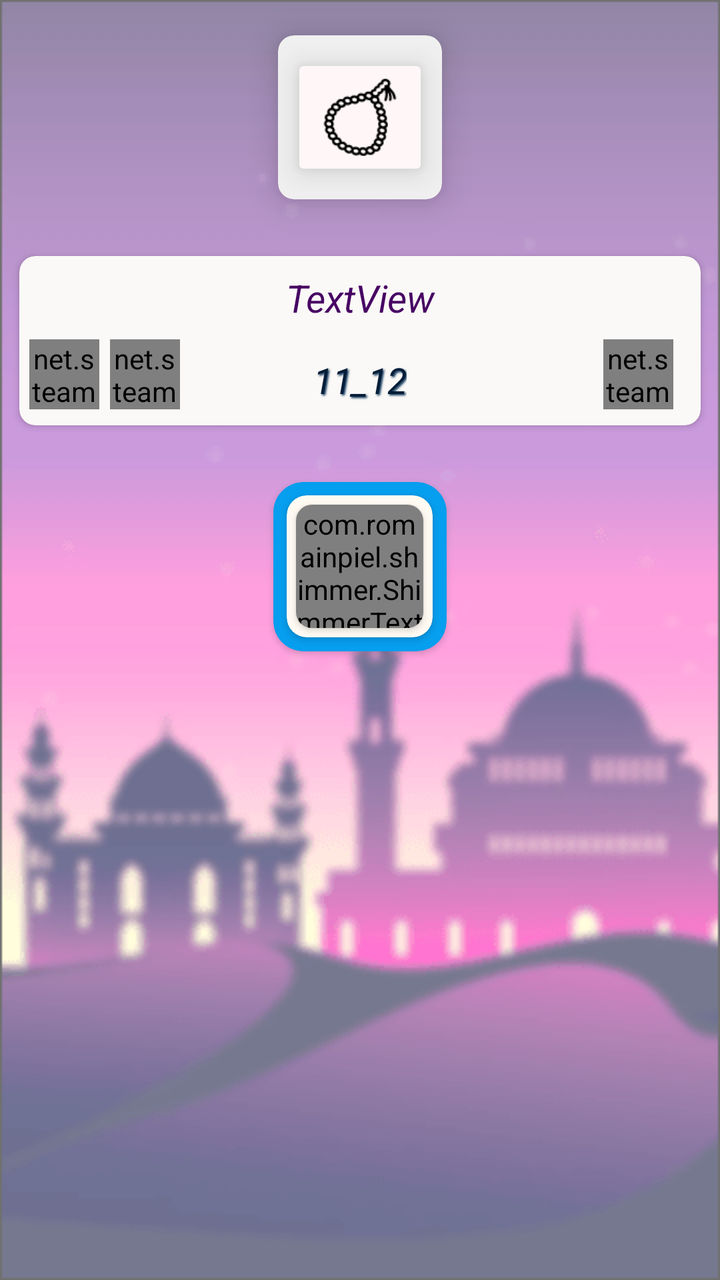
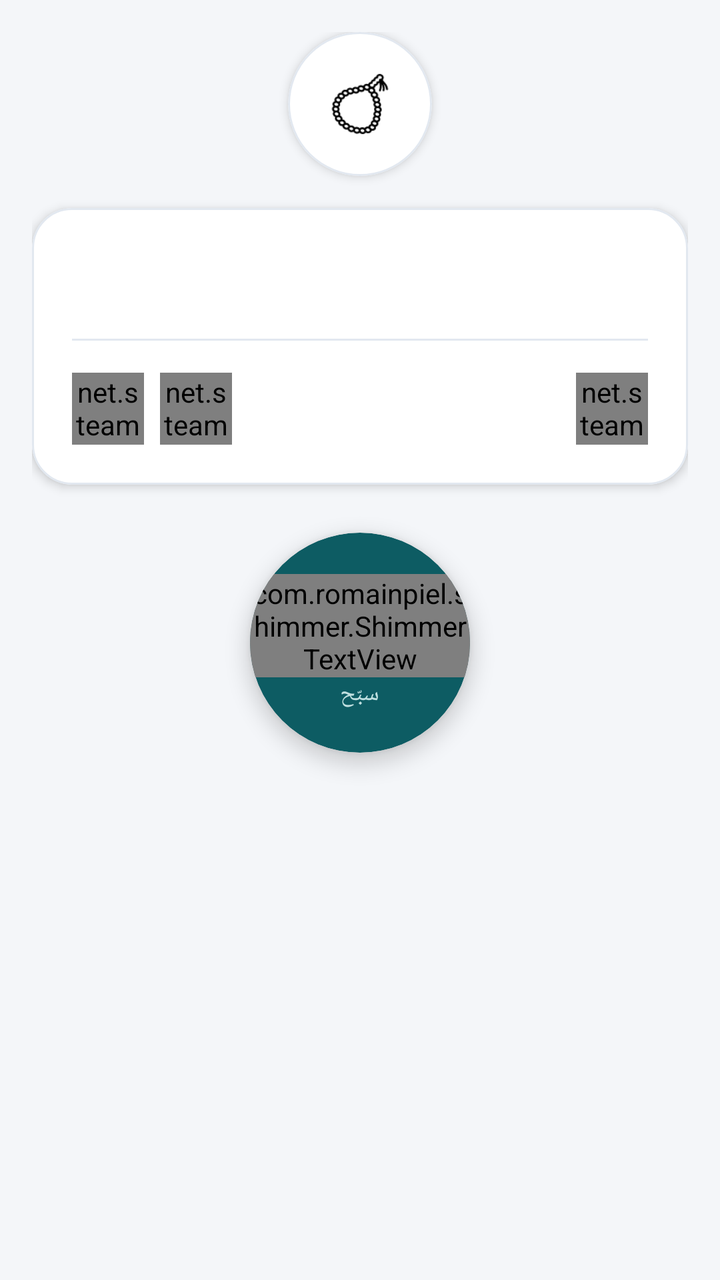

The first picture is an Android layout as it rendered before a commit; the second is the same layout after the commit. The layout source and the unified diff follow.
<!-- AndroidManifest.xml: application theme AppTheme -->
<!-- res/layout/designtsbeh.xml -->
<?xml version="1.0" encoding="utf-8"?>
<LinearLayout xmlns:android="http://schemas.android.com/apk/res/android"
    android:layout_width="match_parent"
    xmlns:app="http://schemas.android.com/apk/res-auto"
    xmlns:tools="http://schemas.android.com/tools"
    android:orientation="vertical"
    android:background="@drawable/bac_mspha"
    android:layout_height="match_parent">
    <ScrollView
        android:layout_width="match_parent"
        android:layout_height="wrap_content">

        <LinearLayout
            android:layout_width="match_parent"
            android:layout_height="wrap_content"
            android:orientation="vertical" >

            <LinearLayout
                android:layout_width="match_parent"
                android:gravity="center"
                android:layout_height="wrap_content">
                <androidx.cardview.widget.CardView
                    android:layout_width="wrap_content"
                    app:cardBackgroundColor="#F0F0F0"
                    app:cardElevation="10dp"
                    app:cardCornerRadius="8dp"
                    app:cardUseCompatPadding="true"
                    android:layout_height="wrap_content">
                    <androidx.cardview.widget.CardView
                        android:layout_width="80dp"
                        app:cardUseCompatPadding="true"
                        app:cardBackgroundColor="#FFF7F7"
                        app:cardElevation="9dp"
                        android:layout_margin="1dp"
                        android:layout_height="80dp">
                        <ImageView
                            android:id="@+id/imgpager1"
                            android:layout_width="wrap_content"
                            android:src="@drawable/icon_c"
                            android:layout_height="wrap_content" />
                    </androidx.cardview.widget.CardView>
                </androidx.cardview.widget.CardView>

            </LinearLayout>
            <androidx.cardview.widget.CardView
                android:layout_width="match_parent"
                app:cardUseCompatPadding="true"
                android:elevation="5dp"
                app:cardBackgroundColor="#FAF9F7"
                app:cardCornerRadius="8dp"
                android:layout_margin="5dp"
                android:layout_height="wrap_content">
                <LinearLayout
                    android:layout_width="match_parent"
                    android:orientation="vertical"
                    android:layout_height="match_parent">

                    <TextView
                        android:id="@+id/tsbeh"
                        android:gravity="center"
                        android:layout_margin="8dp"
                        android:textSize="19sp"
                        android:shadowDx="2"
                        android:shadowDy="2"
                        android:shadowColor="#240000"
                        android:textColor="#470363"
                        android:textStyle="italic"
                        android:lineSpacingExtra="5dp"
                        android:layout_width="match_parent"
                        android:layout_height="wrap_content"
                        android:text="TextView" />




                    <androidx.constraintlayout.widget.ConstraintLayout
                        android:layout_width="match_parent"
                        android:layout_height="wrap_content">

                        <TextView
                            android:id="@+id/tsbehcount"
                            android:layout_width="wrap_content"
                            android:layout_height="wrap_content"
                            android:layout_gravity="center"
                            android:layout_margin="8dp"
                            android:layout_marginStart="8dp"
                            android:layout_marginEnd="8dp"
                            android:layout_marginBottom="8dp"
                            android:gravity="center"
                            android:lineSpacingExtra="5dp"
                            android:shadowColor="#062E55"
                            android:shadowDx="2"
                            android:shadowDy="2"
                            android:shadowRadius="2"
                            android:text="11_12"
                            android:textColor="#031D38"
                            android:textSize="18sp"
                            android:textStyle="italic"
                            app:layout_constraintBottom_toBottomOf="parent"
                            app:layout_constraintEnd_toEndOf="parent"
                            app:layout_constraintStart_toStartOf="parent"
                            app:layout_constraintTop_toTopOf="parent"
                            app:layout_constraintVertical_bias="0.0" />

                        <net.steamcrafted.materialiconlib.MaterialIconView
                            android:id="@+id/relodts"
                            android:layout_width="35dp"
                            android:layout_height="35dp"
                            android:layout_alignParentEnd="true"
                            android:layout_marginBottom="8dp"
                            android:scaleType="center"
                            app:layout_constraintBottom_toBottomOf="parent"
                            app:layout_constraintEnd_toEndOf="parent"
                            app:layout_constraintHorizontal_bias="0.955"
                            app:layout_constraintStart_toStartOf="parent"
                            app:layout_constraintTop_toTopOf="parent"
                            app:layout_constraintVertical_bias="0.0"
                            app:materialIcon="reload"
                            app:materialIconColor="#7B1FA2"
                            app:materialIconSize="35dp"
                            tools:ignore="MissingConstraints" />

                        <net.steamcrafted.materialiconlib.MaterialIconView
                            android:id="@+id/copyms"
                            android:layout_width="35dp"
                            android:layout_height="35dp"
                            android:layout_alignParentEnd="true"
                            android:layout_marginBottom="8dp"
                            android:scaleType="center"
                            app:layout_constraintBottom_toBottomOf="parent"
                            app:layout_constraintEnd_toEndOf="parent"
                            app:layout_constraintHorizontal_bias="0.148"
                            app:layout_constraintStart_toStartOf="parent"
                            app:layout_constraintTop_toTopOf="parent"
                            app:layout_constraintVertical_bias="0.8"
                            app:materialIcon="content_copy"
                            app:materialIconColor="#7B1FA2"
                            app:materialIconSize="35dp"
                            tools:ignore="MissingConstraints" />

                        <net.steamcrafted.materialiconlib.MaterialIconView
                            android:id="@+id/shmspha"
                            android:layout_width="35dp"
                            android:layout_height="35dp"
                            android:layout_alignParentEnd="true"
                            android:layout_marginBottom="8dp"
                            android:scaleType="center"
                            app:layout_constraintBottom_toBottomOf="parent"
                            app:layout_constraintEnd_toEndOf="parent"
                            app:layout_constraintHorizontal_bias="0.016"
                            app:layout_constraintStart_toStartOf="parent"
                            app:layout_constraintTop_toTopOf="parent"
                            app:layout_constraintVertical_bias="0.8"
                            app:materialIcon="share_variant"
                            app:materialIconColor="#7B1FA2"
                            app:materialIconSize="35dp"
                            tools:ignore="MissingConstraints" />
                    </androidx.constraintlayout.widget.ConstraintLayout>

                </LinearLayout>

            </androidx.cardview.widget.CardView>
            <LinearLayout
                android:layout_width="match_parent"
                android:orientation="vertical"
                android:layout_gravity="bottom"
                android:layout_height="wrap_content"/>
            <LinearLayout
                android:layout_width="match_parent"
                android:layout_gravity="bottom"
                android:gravity="center"
                android:layout_height="wrap_content">
                <androidx.cardview.widget.CardView
                    app:cardBackgroundColor="#069EEE"
                    android:layout_width="100dp"
                    app:cardCornerRadius="15dp"
                    android:layout_gravity="center"
                    app:cardUseCompatPadding="true"
                    android:layout_margin="10dp"
                    android:layout_height="100dp">
                    <androidx.cardview.widget.CardView
                        android:id="@+id/carttt"
                        app:cardBackgroundColor="#FFFBF3"
                        android:layout_width="83dp"
                        app:cardCornerRadius="10dp"
                        android:layout_gravity="center"
                        app:cardUseCompatPadding="true"
                        android:layout_margin="5dp"
                        android:layout_height="83dp">
                        <androidx.cardview.widget.CardView
                            app:cardBackgroundColor="#DFDADA"
                            android:layout_width="73dp"
                            android:layout_gravity="center"
                            app:cardUseCompatPadding="true"
                            android:layout_margin="1dp"
                            app:cardCornerRadius="8dp"
                            android:layout_height="73dp">
                            <LinearLayout
                                android:layout_width="match_parent"
                                android:layout_height="match_parent">
                                <com.romainpiel.shimmer.ShimmerTextView
                                    android:id="@+id/tsb"
                                    android:text="0"
                                    android:layout_width="match_parent"
                                    android:layout_height="match_parent"
                                    android:layout_gravity="center"
                                    android:gravity="center"
                                    android:textColor="#7B1FA2"
                                    android:textSize="30sp"
                                    android:textStyle="bold"
                                    />
                            </LinearLayout>
                        </androidx.cardview.widget.CardView>
                    </androidx.cardview.widget.CardView>
                </androidx.cardview.widget.CardView>
            </LinearLayout>
        </LinearLayout>

    </ScrollView>

</LinearLayout>
<!-- resources referenced by this layout -->
<resources>
  <!-- drawable bac_mspha: png bitmap (drawable, 25155 bytes) -->
  <!-- drawable icon_c: png bitmap (drawable, 1137 bytes) -->
  <style name="AppTheme" parent="Theme.AppCompat.Light.NoActionBar">
          
          <item name="colorPrimary">@color/colorPrimary</item>
          <item name="colorPrimaryDark">@color/colorPrimaryDark</item>
          <item name="colorAccent">@color/colorAccent</item>
      </style>
  <color name="colorPrimary">#9C0884</color>
  <color name="colorPrimaryDark">#9C0884</color>
  <color name="colorAccent">#9C0884</color>
</resources>

<!-- the commit's change to res/layout/designtsbeh.xml (unified diff, before → after) -->
@@ -1,78 +1,79 @@
 <?xml version="1.0" encoding="utf-8"?>
 <LinearLayout xmlns:android="http://schemas.android.com/apk/res/android"
+    xmlns:app="http://schemas.android.com/apk/res-auto"
     android:layout_width="match_parent"
-    xmlns:app="http://schemas.android.com/apk/res-auto"
-    xmlns:tools="http://schemas.android.com/tools"
-    android:orientation="vertical"
-    android:background="@drawable/bac_mspha"
-    android:layout_height="match_parent">
+    android:layout_height="match_parent"
+    android:background="@color/app_background"
+    android:orientation="vertical">
+
     <ScrollView
         android:layout_width="match_parent"
-        android:layout_height="wrap_content">
+        android:layout_height="match_parent"
+        android:clipToPadding="false"
+        android:fillViewport="true"
+        android:padding="16dp">
 
         <LinearLayout
             android:layout_width="match_parent"
             android:layout_height="wrap_content"
-            android:orientation="vertical" >
+            android:gravity="center_horizontal"
+            android:orientation="vertical">
 
-            <LinearLayout
+            
+            <com.google.android.material.card.MaterialCardView
+                android:layout_width="72dp"
+                android:layout_height="72dp"
+                android:layout_marginBottom="16dp"
+                app:cardBackgroundColor="@color/card_surface"
+                app:cardCornerRadius="36dp"
+                app:cardElevation="3dp"
+                app:strokeColor="@color/card_stroke"
+                app:strokeWidth="1dp">
+
+                <ImageView
+                    android:id="@+id/imgpager1"
+                    android:layout_width="40dp"
+                    android:layout_height="40dp"
+                    android:layout_gravity="center"
+                    android:src="@drawable/icon_c" />
+
+            </com.google.android.material.card.MaterialCardView>
+
+            
+            <com.google.android.material.card.MaterialCardView
                 android:layout_width="match_parent"
-                android:gravity="center"
-                android:layout_height="wrap_content">
-                <androidx.cardview.widget.CardView
-                    android:layout_width="wrap_content"
-                    app:cardBackgroundColor="#F0F0F0"
-                    app:cardElevation="10dp"
-                    app:cardCornerRadius="8dp"
-                    app:cardUseCompatPadding="true"
-                    android:layout_height="wrap_content">
-                    <androidx.cardview.widget.CardView
-                        android:layout_width="80dp"
-                        app:cardUseCompatPadding="true"
-                        app:cardBackgroundColor="#FFF7F7"
-                        app:cardElevation="9dp"
-                        android:layout_margin="1dp"
-                        android:layout_height="80dp">
-                        <ImageView
-                            android:id="@+id/imgpager1"
-                            android:layout_width="wrap_content"
-                            android:src="@drawable/icon_c"
-                            android:layout_height="wrap_content" />
-                    </androidx.cardview.widget.CardView>
-                </androidx.cardview.widget.CardView>
+                android:layout_height="wrap_content"
+                android:layout_marginBottom="24dp"
+                app:cardBackgroundColor="@color/card_surface"
+                app:cardCornerRadius="20dp"
+                app:cardElevation="3dp"
+                app:strokeColor="@color/card_stroke"
+                app:strokeWidth="1dp">
 
-            </LinearLayout>
-            <androidx.cardview.widget.CardView
-                android:layout_width="match_parent"
-                app:cardUseCompatPadding="true"
-                android:elevation="5dp"
-                app:cardBackgroundColor="#FAF9F7"
-                app:cardCornerRadius="8dp"
-                android:layout_margin="5dp"
-                android:layout_height="wrap_content">
                 <LinearLayout
                     android:layout_width="match_parent"
+                    android:layout_height="wrap_content"
                     android:orientation="vertical"
-                    android:layout_height="match_parent">
+                    android:padding="20dp">
 
                     <TextView
                         android:id="@+id/tsbeh"
-                        android:gravity="center"
-                        android:layout_margin="8dp"
-                        android:textSize="19sp"
-                        android:shadowDx="2"
-                        android:shadowDy="2"
-                        android:shadowColor="#240000"
-                        android:textColor="#470363"
-                        android:textStyle="italic"
-                        android:lineSpacingExtra="5dp"
                         android:layout_width="match_parent"
                         android:layout_height="wrap_content"
-                        android:text="TextView" />
+                        android:gravity="center"
+                        android:lineSpacingExtra="8dp"
+                        android:textColor="@color/text_primary"
+                        android:textSize="22sp"
+                        android:textStyle="bold" />
 
+                    
+                    <View
+                        android:layout_width="match_parent"
+                        android:layout_height="1dp"
+                        android:layout_marginVertical="16dp"
+                        android:background="@color/card_stroke" />
 
-
-
+                    
                     <androidx.constraintlayout.widget.ConstraintLayout
                         android:layout_width="match_parent"
                         android:layout_height="wrap_content">
@@ -81,139 +82,100 @@
                             android:id="@+id/tsbehcount"
                             android:layout_width="wrap_content"
                             android:layout_height="wrap_content"
-                            android:layout_gravity="center"
-                            android:layout_margin="8dp"
-                            android:layout_marginStart="8dp"
-                            android:layout_marginEnd="8dp"
-                            android:layout_marginBottom="8dp"
-                            android:gravity="center"
-                            android:lineSpacingExtra="5dp"
-                            android:shadowColor="#062E55"
-                            android:shadowDx="2"
-                            android:shadowDy="2"
-                            android:shadowRadius="2"
-                            android:text="11_12"
-                            android:textColor="#031D38"
-                            android:textSize="18sp"
-                            android:textStyle="italic"
+                            android:textColor="@color/text_gold"
+                            android:textSize="16sp"
+                            android:textStyle="bold"
                             app:layout_constraintBottom_toBottomOf="parent"
                             app:layout_constraintEnd_toEndOf="parent"
                             app:layout_constraintStart_toStartOf="parent"
-                            app:layout_constraintTop_toTopOf="parent"
-                            app:layout_constraintVertical_bias="0.0" />
+                            app:layout_constraintTop_toTopOf="parent" />
+
+                        <LinearLayout
+                            android:layout_width="wrap_content"
+                            android:layout_height="wrap_content"
+                            android:orientation="horizontal"
+                            app:layout_constraintBottom_toBottomOf="parent"
+                            app:layout_constraintStart_toStartOf="parent"
+                            app:layout_constraintTop_toTopOf="parent">
+
+                            <net.steamcrafted.materialiconlib.MaterialIconView
+                                android:id="@+id/shmspha"
+                                android:layout_width="36dp"
+                                android:layout_height="36dp"
+                                android:scaleType="center"
+                                app:materialIcon="share_variant"
+                                app:materialIconColor="@color/text_secondary"
+                                app:materialIconSize="24dp" />
+
+                            <net.steamcrafted.materialiconlib.MaterialIconView
+                                android:id="@+id/copyms"
+                                android:layout_width="36dp"
+                                android:layout_height="36dp"
+                                android:layout_marginStart="8dp"
+                                android:scaleType="center"
+                                app:materialIcon="content_copy"
+                                app:materialIconColor="@color/text_secondary"
+                                app:materialIconSize="24dp" />
+
+                        </LinearLayout>
 
                         <net.steamcrafted.materialiconlib.MaterialIconView
                             android:id="@+id/relodts"
-                            android:layout_width="35dp"
-                            android:layout_height="35dp"
-                            android:layout_alignParentEnd="true"
-                            android:layout_marginBottom="8dp"
+                            android:layout_width="36dp"
+                            android:layout_height="36dp"
                             android:scaleType="center"
                             app:layout_constraintBottom_toBottomOf="parent"
                             app:layout_constraintEnd_toEndOf="parent"
-                            app:layout_constraintHorizontal_bias="0.955"
-                            app:layout_constraintStart_toStartOf="parent"
                             app:layout_constraintTop_toTopOf="parent"
-                            app:layout_constraintVertical_bias="0.0"
                             app:materialIcon="reload"
-                            app:materialIconColor="#7B1FA2"
-                            app:materialIconSize="35dp"
-                            tools:ignore="MissingConstraints" />
+                            app:materialIconColor="@color/text_secondary"
+                            app:materialIconSize="24dp" />
 
-                        <net.steamcrafted.materialiconlib.MaterialIconView
-                            android:id="@+id/copyms"
-                            android:layout_width="35dp"
-                            android:layout_height="35dp"
-                            android:layout_alignParentEnd="true"
-                            android:layout_marginBottom="8dp"
-                            android:scaleType="center"
-                            app:layout_constraintBottom_toBottomOf="parent"
-                            app:layout_constraintEnd_toEndOf="parent"
-                            app:layout_constraintHorizontal_bias="0.148"
-                            app:layout_constraintStart_toStartOf="parent"
-                            app:layout_constraintTop_toTopOf="parent"
-                            app:layout_constraintVertical_bias="0.8"
-                            app:materialIcon="content_copy"
-                            app:materialIconColor="#7B1FA2"
-                            app:materialIconSize="35dp"
-                            tools:ignore="MissingConstraints" />
-
-                        <net.steamcrafted.materialiconlib.MaterialIconView
-                            android:id="@+id/shmspha"
-                            android:layout_width="35dp"
-                            android:layout_height="35dp"
-                            android:layout_alignParentEnd="true"
-                            android:layout_marginBottom="8dp"
-                            android:scaleType="center"
-                            app:layout_constraintBottom_toBottomOf="parent"
-                            app:layout_constraintEnd_toEndOf="parent"
-                            app:layout_constraintHorizontal_bias="0.016"
-                            app:layout_constraintStart_toStartOf="parent"
-                            app:layout_constraintTop_toTopOf="parent"
-                            app:layout_constraintVertical_bias="0.8"
-                            app:materialIcon="share_variant"
-                            app:materialIconColor="#7B1FA2"
-                            app:materialIconSize="35dp"
-                            tools:ignore="MissingConstraints" />
                     </androidx.constraintlayout.widget.ConstraintLayout>
 
                 </LinearLayout>
 
-            </androidx.cardview.widget.CardView>
-            <LinearLayout
-                android:layout_width="match_parent"
-                android:orientation="vertical"
-                android:layout_gravity="bottom"
-                android:layout_height="wrap_content"/>
-            <LinearLayout
-                android:layout_width="match_parent"
-                android:layout_gravity="bottom"
-                android:gravity="center"
-                android:layout_height="wrap_content">
-                <androidx.cardview.widget.CardView
-                    app:cardBackgroundColor="#069EEE"
-                    android:layout_width="100dp"
-                    app:cardCornerRadius="15dp"
-                    android:layout_gravity="center"
-                    app:cardUseCompatPadding="true"
-                    android:layout_margin="10dp"
-                    android:layout_height="100dp">
-                    <androidx.cardview.widget.CardView
-                        android:id="@+id/carttt"
-                        app:cardBackgroundColor="#FFFBF3"
-                        android:layout_width="83dp"
-                        app:cardCornerRadius="10dp"
-                        android:layout_gravity="center"
-                        app:cardUseCompatPadding="true"
-                        android:layout_margin="5dp"
-                        android:layout_height="83dp">
-                        <androidx.cardview.widget.CardView
-                            app:cardBackgroundColor="#DFDADA"
-                            android:layout_width="73dp"
-                            android:layout_gravity="center"
-                            app:cardUseCompatPadding="true"
-                            android:layout_margin="1dp"
-                            app:cardCornerRadius="8dp"
-                            android:layout_height="73dp">
-                            <LinearLayout
-                                android:layout_width="match_parent"
-                                android:layout_height="match_parent">
-                                <com.romainpiel.shimmer.ShimmerTextView
-                                    android:id="@+id/tsb"
-                                    android:text="0"
-                                    android:layout_width="match_parent"
-                                    android:layout_height="match_parent"
-                                    android:layout_gravity="center"
-                                    android:gravity="center"
-                                    android:textColor="#7B1FA2"
-                                    android:textSize="30sp"
-                                    android:textStyle="bold"
-                                    />
-                            </LinearLayout>
-                        </androidx.cardview.widget.CardView>
-                    </androidx.cardview.widget.CardView>
-                </androidx.cardview.widget.CardView>
-            </LinearLayout>
+            </com.google.android.material.card.MaterialCardView>
+
+            
+            <com.google.android.material.card.MaterialCardView
+                android:id="@+id/carttt"
+                android:layout_width="110dp"
+                android:layout_height="110dp"
+                android:clickable="true"
+                android:focusable="true"
+                android:foreground="?attr/selectableItemBackground"
+                app:cardBackgroundColor="@color/colorPrimary"
+                app:cardCornerRadius="55dp"
+                app:cardElevation="6dp">
+
+                <LinearLayout
+                    android:layout_width="match_parent"
+                    android:layout_height="match_parent"
+                    android:gravity="center"
+                    android:orientation="vertical">
+
+                    <com.romainpiel.shimmer.ShimmerTextView
+                        android:id="@+id/tsb"
+                        android:layout_width="wrap_content"
+                        android:layout_height="wrap_content"
+                        android:gravity="center"
+                        android:text="0"
+                        android:textColor="#FFFFFF"
+                        android:textSize="32sp"
+                        android:textStyle="bold" />
+
+                    <TextView
+                        android:layout_width="wrap_content"
+                        android:layout_height="wrap_content"
+                        android:text="سبّح"
+                        android:textColor="#C0E0E0"
+                        android:textSize="12sp" />
+
+                </LinearLayout>
+
+            </com.google.android.material.card.MaterialCardView>
+
         </LinearLayout>
 
     </ScrollView>
<!-- resource entries referenced after the edit -->
@@ -1,15 +1,20 @@
 <!-- resources referenced by this layout -->
 <resources>
-  <!-- drawable bac_mspha: png bitmap (drawable, 25155 bytes) -->
+  <color name="app_background">#F4F6F9</color>
+  <color name="card_stroke">#E2E8F0</color>
+  <color name="card_surface">#FFFFFF</color>
   <!-- drawable icon_c: png bitmap (drawable, 1137 bytes) -->
-  <style name="AppTheme" parent="Theme.AppCompat.Light.NoActionBar">
-          
+  <style name="AppTheme" parent="Theme.MaterialComponents.DayNight.NoActionBar">
           <item name="colorPrimary">@color/colorPrimary</item>
           <item name="colorPrimaryDark">@color/colorPrimaryDark</item>
           <item name="colorAccent">@color/colorAccent</item>
+          <item name="android:windowBackground">@color/app_background</item>
       </style>
-  <color name="colorPrimary">#9C0884</color>
-  <color name="colorPrimaryDark">#9C0884</color>
-  <color name="colorAccent">#9C0884</color>
+  <color name="colorPrimary">#0D5C63</color>
+  <color name="text_gold">#C68B59</color>
+  <color name="text_primary">#1E293B</color>
+  <color name="text_secondary">#64748B</color>
+  <color name="colorPrimaryDark">#093F44</color>
+  <color name="colorAccent">#C68B59</color>
 </resources>
 
